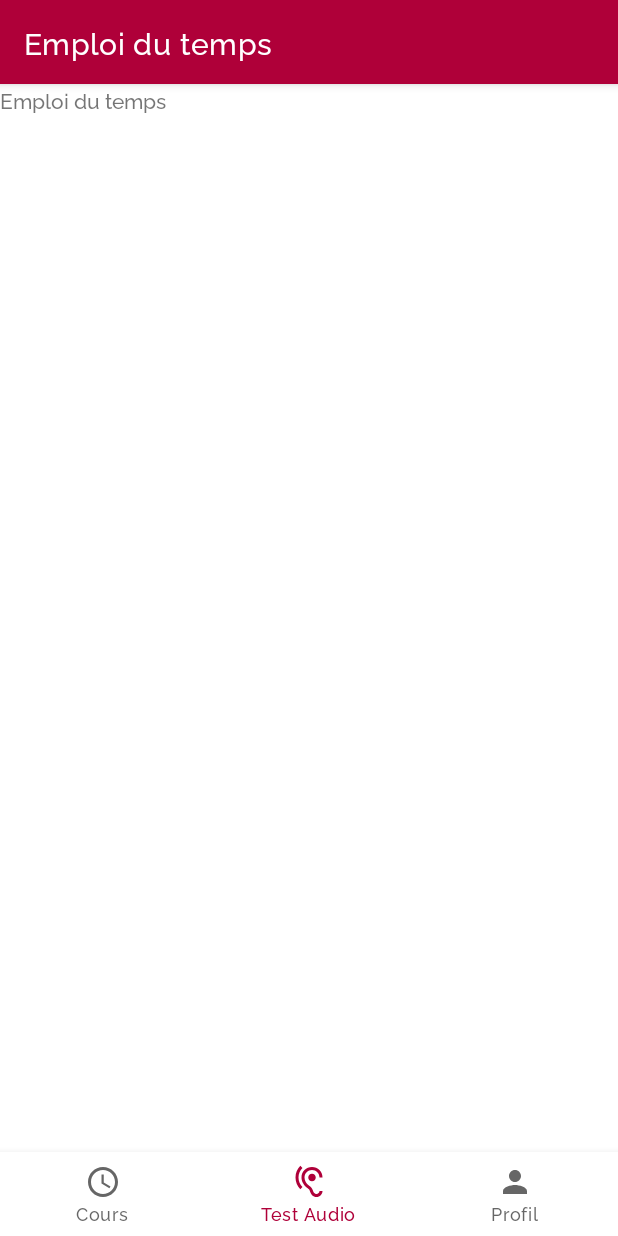
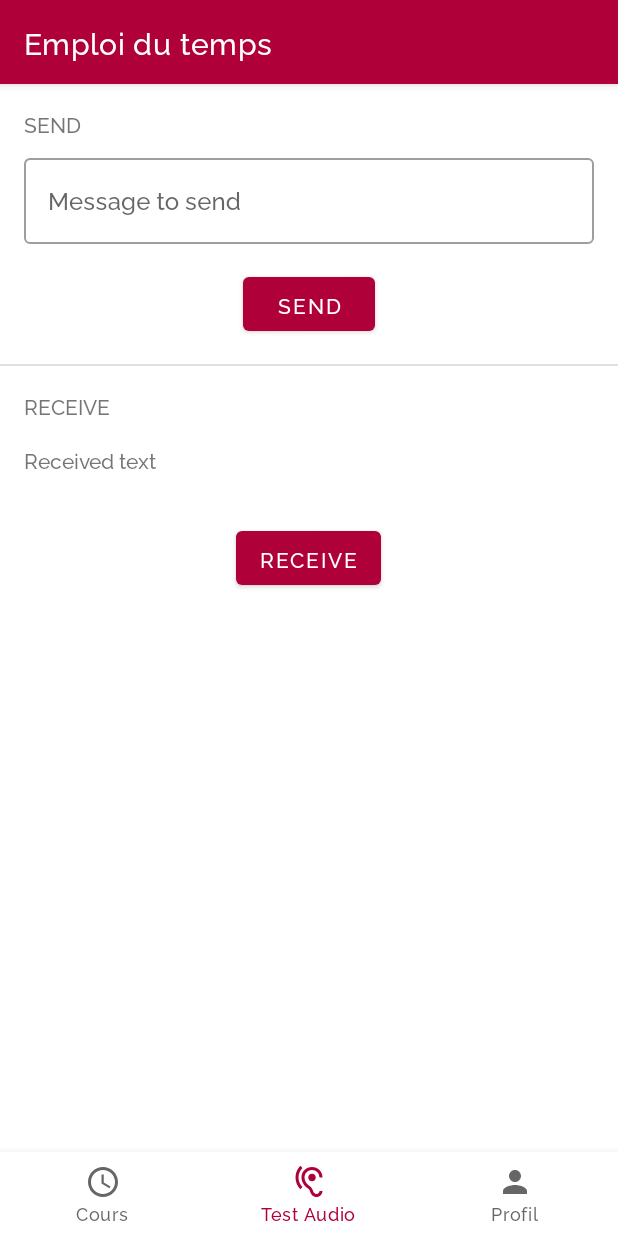
Before and after one commit to yopox/projet3A, an Android app: the MainActivity screen opened directly, with no data from a screen before it, item 2 of the bottom bar chosen, on a phone screen of 412 x 824 dp. Run offline under Robolectric (Android 15) with nearby library versions, the phone set to English and light mode, and no system bars.

Commit message:
:pencil: Audio Test interface

```diff
--- a/android/app/src/main/java/fr/centralesupelec/db/MainActivity.kt
+++ b/android/app/src/main/java/fr/centralesupelec/db/MainActivity.kt
@@ -1,11 +1,13 @@
 package fr.centralesupelec.db
 
 import android.os.Bundle
+import android.view.View
 import androidx.appcompat.app.AppCompatActivity
 import androidx.fragment.app.Fragment
 import com.google.android.material.bottomnavigation.BottomNavigationView
 
 import kotlinx.android.synthetic.main.activity_main.*
+import kotlinx.android.synthetic.main.fragment_schedule.*
 
 class MainActivity : AppCompatActivity() {
 
@@ -48,4 +50,12 @@ class MainActivity : AppCompatActivity() {
         transaction.commit()
     }
 
+    fun send(view: View) {
+        received.text = ""
+    }
+
+    fun receive(view: View) {
+        received.text = "test"
+    }
+
 }
--- a/android/app/src/main/java/fr/centralesupelec/db/ProfileFragment.kt
+++ b/android/app/src/main/java/fr/centralesupelec/db/ProfileFragment.kt
@@ -21,7 +21,7 @@ class ProfileFragment : Fragment() {
         savedInstanceState: Bundle?
     ): View? {
         // Inflate the layout for this fragment
-        return inflater.inflate(R.layout.fragment_profil, container, false)
+        return inflater.inflate(R.layout.fragment_profile, container, false)
     }
 
 
--- a/android/app/src/main/java/fr/centralesupelec/db/ScheduleFragment.kt
+++ b/android/app/src/main/java/fr/centralesupelec/db/ScheduleFragment.kt
@@ -6,6 +6,7 @@ import androidx.fragment.app.Fragment
 import android.view.LayoutInflater
 import android.view.View
 import android.view.ViewGroup
+import kotlinx.android.synthetic.main.fragment_schedule.*
 
 /**
  * A simple [Fragment] subclass.
@@ -21,8 +22,7 @@ class ScheduleFragment : Fragment() {
         savedInstanceState: Bundle?
     ): View? {
         // Inflate the layout for this fragment
-        return inflater.inflate(R.layout.fragment_edt, container, false)
+        return inflater.inflate(R.layout.fragment_schedule, container, false)
     }
 
-
 }
--- a/android/app/src/main/java/fr/centralesupelec/db/TodayFragment.kt
+++ b/android/app/src/main/java/fr/centralesupelec/db/TodayFragment.kt
@@ -29,7 +29,7 @@ class TodayFragment : Fragment() {
         savedInstanceState: Bundle?
     ): View? {
 
-        val rootView = inflater.inflate(R.layout.fragment_cours, container, false)
+        val rootView = inflater.inflate(R.layout.fragment_today, container, false)
 
         data = arrayOf(
             CourseModel(
--- a/android/app/src/main/res/layout/course_item.xml
+++ b/android/app/src/main/res/layout/course_item.xml
@@ -46,12 +46,12 @@
 
     </LinearLayout>
 
-    <ImageView
-        android:id="@+id/imageView2"
+    <View
+        android:id="@+id/divider2"
         android:layout_width="match_parent"
-        android:layout_height="wrap_content"
+        android:layout_height="1dp"
         android:layout_marginStart="64dp"
         android:layout_marginTop="70dp"
-        app:srcCompat="@color/divider" />
+        android:background="?android:attr/listDivider" />
 
 </RelativeLayout>
--- a/android/app/src/main/res/layout/fragment_edt.xml
+++ /dev/null
@@ -1,14 +0,0 @@
-<?xml version="1.0" encoding="utf-8"?>
-<FrameLayout xmlns:android="http://schemas.android.com/apk/res/android"
-    xmlns:tools="http://schemas.android.com/tools"
-    android:layout_width="match_parent"
-    android:layout_height="match_parent"
-    tools:context=".ScheduleFragment">
-
-    <!-- TODO: Update blank fragment layout -->
-    <TextView
-        android:layout_width="match_parent"
-        android:layout_height="match_parent"
-        android:text="@string/schedule" />
-
-</FrameLayout>
--- /dev/null
+++ b/android/app/src/main/res/layout/fragment_schedule.xml
@@ -0,0 +1,76 @@
+<?xml version="1.0" encoding="utf-8"?>
+<LinearLayout xmlns:android="http://schemas.android.com/apk/res/android"
+    xmlns:app="http://schemas.android.com/apk/res-auto"
+    xmlns:tools="http://schemas.android.com/tools"
+    android:id="@+id/frameLayout"
+    android:layout_width="match_parent"
+    android:layout_height="match_parent"
+    android:orientation="vertical"
+    tools:context=".ScheduleFragment">
+
+    <TextView
+        android:id="@+id/sendTV"
+        android:layout_width="wrap_content"
+        android:layout_height="wrap_content"
+        android:layout_marginTop="16dp"
+        android:layout_marginStart="16dp"
+        android:text="SEND" />
+
+    <com.google.android.material.textfield.TextInputLayout
+        android:id="@+id/til"
+        style="@style/Widget.MaterialComponents.TextInputLayout.OutlinedBox"
+        android:layout_width="match_parent"
+        android:layout_height="wrap_content"
+        android:layout_marginStart="16dp"
+        android:layout_marginTop="8dp"
+        android:layout_marginEnd="16dp"
+        android:hint="Message to send">
+
+        <com.google.android.material.textfield.TextInputEditText
+            android:layout_width="match_parent"
+            android:layout_height="wrap_content"
+            android:inputType="textEmailAddress" />
+
+    </com.google.android.material.textfield.TextInputLayout>
+
+    <com.google.android.material.button.MaterialButton
+        android:id="@+id/material_button"
+        style="@style/Widget.MaterialComponents.Button"
+        android:layout_width="wrap_content"
+        android:layout_height="wrap_content"
+        android:layout_gravity="center_horizontal"
+        android:layout_margin="16dp"
+        android:onClick="send"
+        android:text="SEND" />
+
+    <View
+        android:id="@+id/divider"
+        android:layout_width="match_parent"
+        android:layout_height="1dp"
+        android:background="?android:attr/listDivider" />
+
+    <TextView
+        android:layout_width="wrap_content"
+        android:layout_height="wrap_content"
+        android:layout_marginTop="16dp"
+        android:layout_marginStart="16dp"
+        android:text="RECEIVE" />
+
+    <TextView
+        android:id="@+id/received"
+        android:layout_width="wrap_content"
+        android:layout_height="wrap_content"
+        android:layout_margin="16dp"
+        android:text="Received text"/>
+
+    <com.google.android.material.button.MaterialButton
+        android:id="@+id/material_button2"
+        style="@style/Widget.MaterialComponents.Button"
+        android:layout_width="wrap_content"
+        android:layout_height="wrap_content"
+        android:layout_gravity="center_horizontal"
+        android:layout_margin="16dp"
+        android:onClick="receive"
+        android:text="RECEIVE" />
+
+</LinearLayout>
```
Also changed, not shown: android/app/src/main/res/layout/fragment_profile.xml (renamed from android/app/src/main/res/layout/fragment_profil.xml), android/app/src/main/res/layout/fragment_today.xml (renamed from android/app/src/main/res/layout/fragment_cours.xml), 1 other file.
